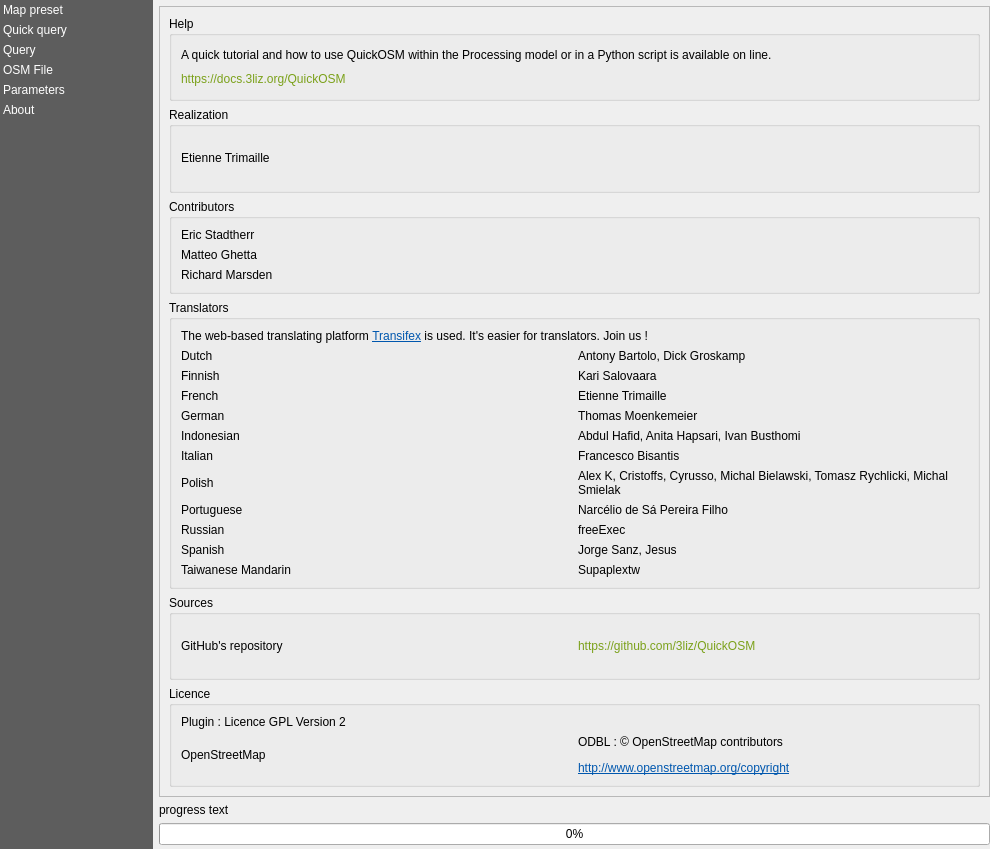
Above: QuickOSM/resources/ui/main_window.ui from 3liz/QuickOSM before the change. Below: the same form after it.
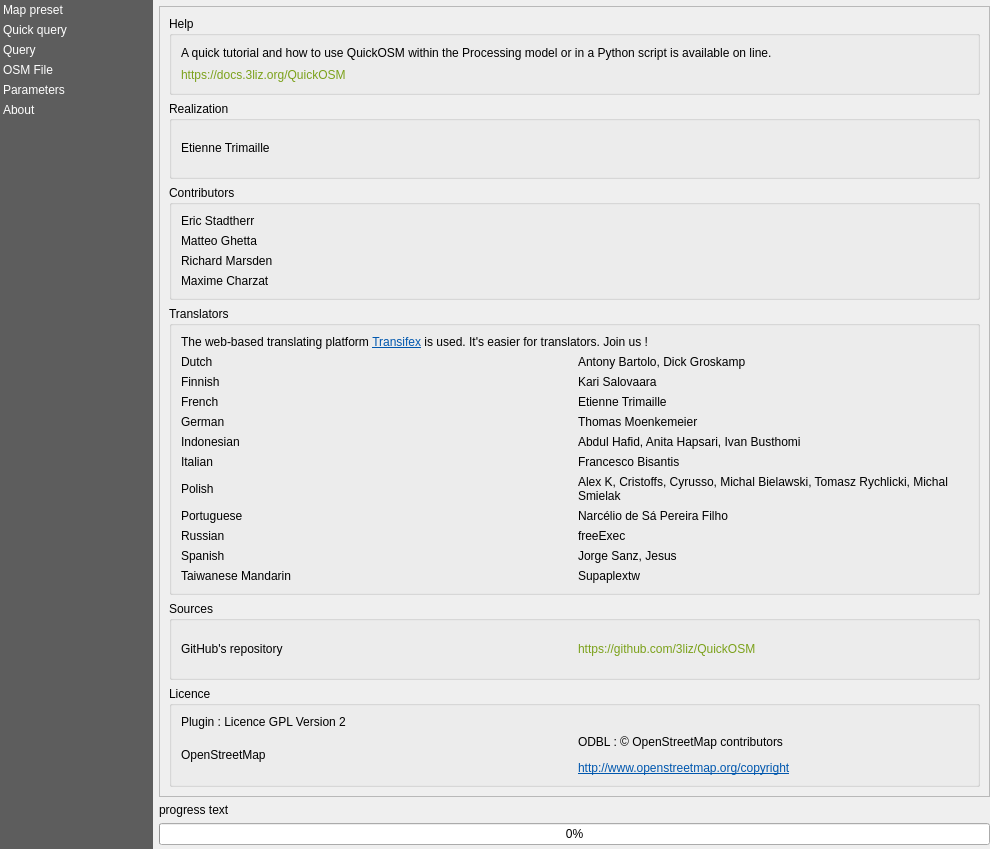
That is the form after the change. The open tabs and pages were chosen to show the change. Custom widgets are drawn as their Qt base class.

Diff of the .ui file:
```diff
--- a/QuickOSM/resources/ui/main_window.ui
+++ b/QuickOSM/resources/ui/main_window.ui
@@ -2019,6 +2019,13 @@
                   </property>
                  </widget>
                 </item>
+                <item>
+                 <widget class="QLabel" name="label_42">
+                  <property name="text">
+                   <string>Maxime Charzat</string>
+                  </property>
+                 </widget>
+                </item>
                </layout>
               </widget>
              </item>
```
Left out of the diff: 2 changed lines with no effect on the pictures.
